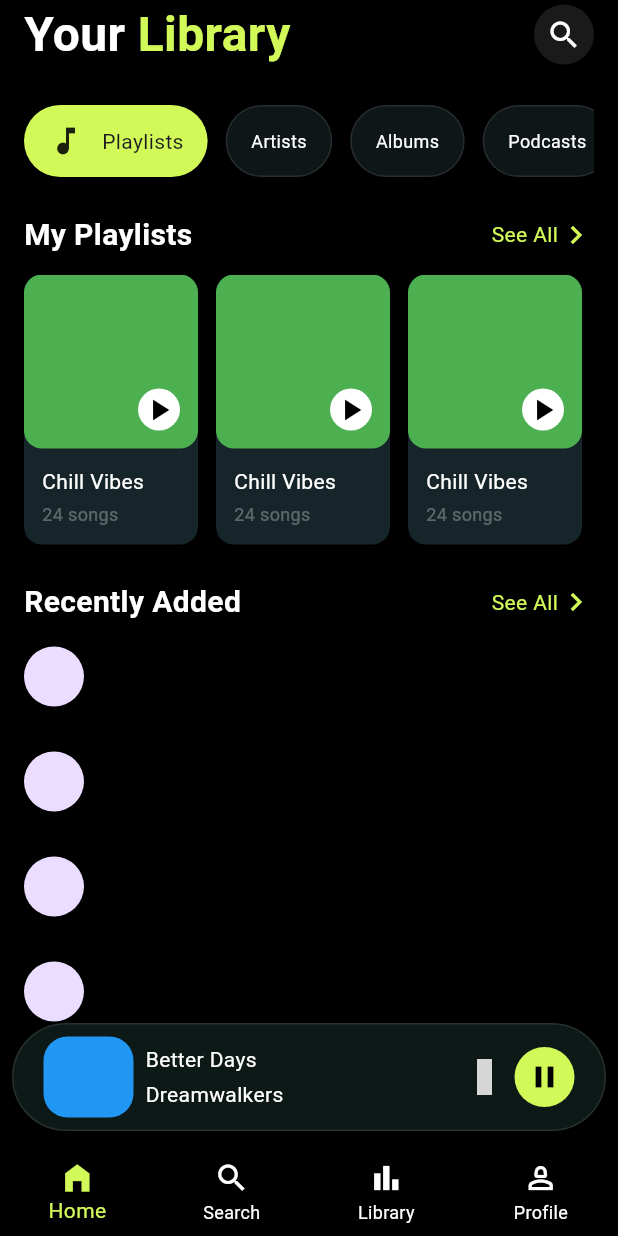
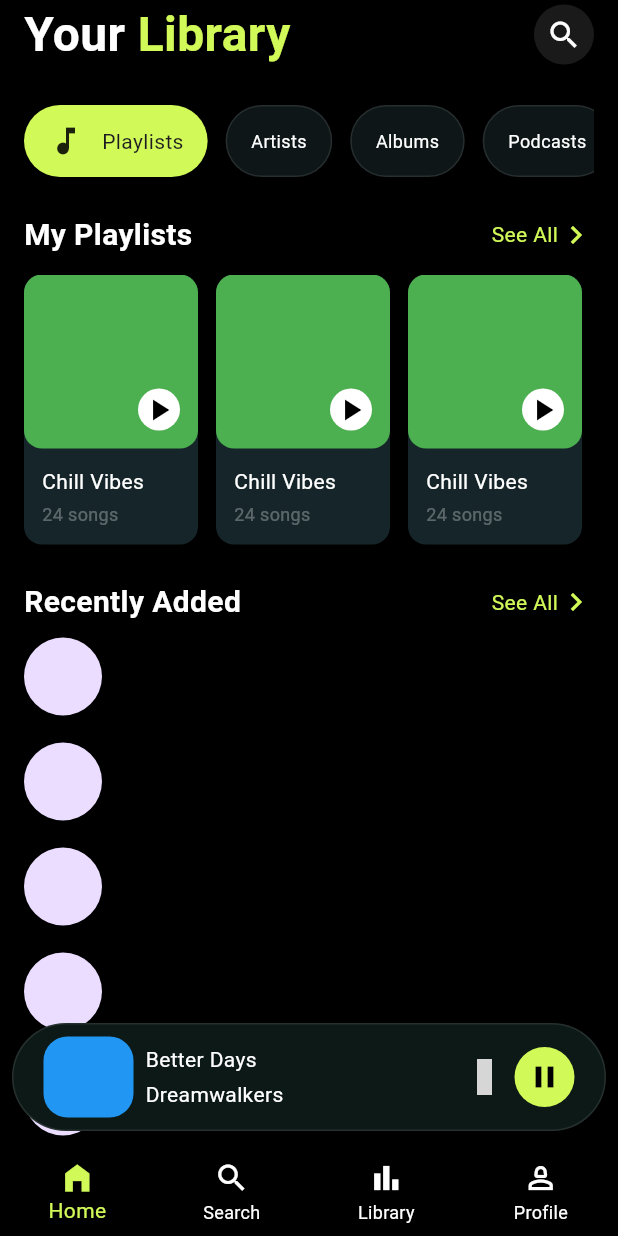
Before and after one commit to JAICHANGPARK/flutter_notebook_chapter_54, a Flutter app: the MusicHomePage screen opened directly, item 3 of the bottom bar chosen, on a phone screen of 412 x 824 dp. Run offline on Flutter 3.47's test engine with Material 3 defaults, Android fonts, the phone set to English and light mode, and no system bars; our stand-ins replace gap, hugeicons, material_ui; grey boxes are pictures that could not be loaded.

Commit message:
Update music_library_page.dart

```diff
--- a/lib/ep2707_music_app/ui/music_library_page.dart
+++ b/lib/ep2707_music_app/ui/music_library_page.dart
@@ -224,7 +224,12 @@ class _MusicLibraryPageState extends State<MusicLibraryPage> {
                   itemBuilder: (context, index) {
                     return Container(
                       height: 70,
-                      child: Row(children: [CircleAvatar()]),
+                      child: Row(
+                        children: [
+                          CircleAvatar(radius: 26),
+                          Expanded(child: Column(children: [])),
+                        ],
+                      ),
                     );
                   },
                 ),
```
